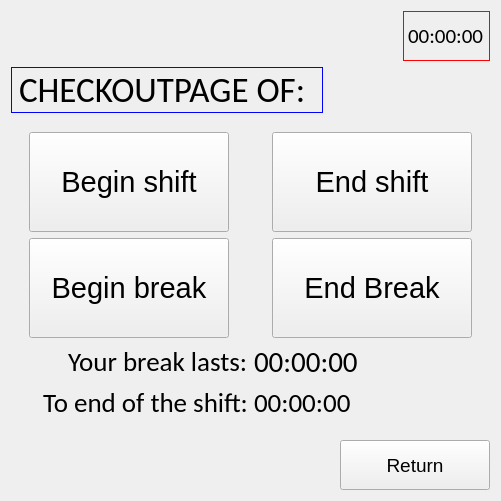
Before: the Qt Designer form CheckOutScreen.ui in JustKoshi/QTCinemaProject, drawn with Qt 5.
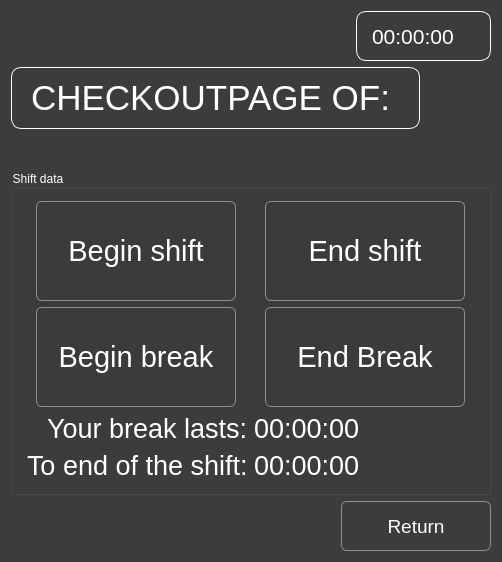
After: the same form once the commit is applied.

```diff
--- a/CheckOutScreen.ui
+++ b/CheckOutScreen.ui
@@ -6,14 +6,25 @@
    <rect>
     <x>0</x>
     <y>0</y>
-    <width>501</width>
-    <height>501</height>
+    <width>502</width>
+    <height>562</height>
    </rect>
   </property>
+  <property name="minimumSize">
+   <size>
+    <width>500</width>
+    <height>550</height>
+   </size>
+  </property>
   <property name="windowTitle">
    <string>CheckOutScreen</string>
   </property>
   <widget class="QWidget" name="centralWidget">
+   <property name="styleSheet">
+    <string notr="true">QWidget{
+background-color: rgb(60,60,60);
+}</string>
+   </property>
    <layout class="QVBoxLayout" name="verticalLayout_2">
     <item>
      <layout class="QVBoxLayout" name="verticalLayout" stretch="0,0,0,0,0,0">
@@ -27,26 +38,29 @@
         </property>
         <property name="minimumSize">
          <size>
-          <width>60</width>
+          <width>135</width>
           <height>50</height>
          </size>
         </property>
         <property name="maximumSize">
          <size>
-          <width>105</width>
+          <width>135</width>
           <height>50</height>
          </size>
         </property>
         <property name="font">
          <font>
-          <family>Calibri</family>
+          <family>Arial</family>
           <pointsize>16</pointsize>
           <bold>false</bold>
          </font>
         </property>
         <property name="styleSheet">
          <string notr="true">QLabel{
-border: 1px solid rgb(255, 0, 0);
+border: 1px solid rgb(255,255,255);
+color: white;
+ border-radius: 10px;
+  padding: 10px;
 }</string>
         </property>
         <property name="text">
@@ -58,18 +72,24 @@
        <widget class="QLabel" name="label_name">
         <property name="font">
          <font>
-          <family>Calibri</family>
+          <family>Arial</family>
           <pointsize>26</pointsize>
          </font>
         </property>
         <property name="styleSheet">
          <string notr="true">QLabel{
-border: 1px solid blue;
+border: 1px solid rgb(255,255,255);
+color: white;
+ border-radius: 10px;
+  padding: 10px;
 }</string>
         </property>
         <property name="text">
          <string>CHECKOUTPAGE OF: </string>
         </property>
+        <property name="wordWrap">
+         <bool>true</bool>
+        </property>
        </widget>
       </item>
       <item>
@@ -89,7 +109,31 @@
        </spacer>
       </item>
       <item>
-       <layout class="QGridLayout" name="gridLayout" rowminimumheight="0,0,0,0" columnminimumwidth="0,0">
+       <spacer name="verticalSpacer_2">
+        <property name="orientation">
+         <enum>Qt::Vertical</enum>
+        </property>
+        <property name="sizeHint" stdset="0">
+         <size>
+          <width>20</width>
+          <height>40</height>
+         </size>
+        </property>
+       </spacer>
+      </item>
+      <item>
+       <widget class="QGroupBox" name="groupBox">
+        <property name="styleSheet">
+         <string notr="true">QGroupBox{
+color: white;
+}</string>
+        </property>
+        <property name="title">
+         <string>Shift data</string>
+        </property>
+        <layout class="QHBoxLayout" name="horizontalLayout">
+         <item>
+          <layout class="QGridLayout" name="gridLayout">
         <item row="1" column="1" alignment="Qt::AlignHCenter">
          <widget class="QPushButton" name="pushButton_break_end">
           <property name="minimumSize">
@@ -106,47 +150,47 @@
           </property>
           <property name="font">
            <font>
+               <family>Arial</family>
             <pointsize>22</pointsize>
            </font>
           </property>
+             <property name="styleSheet">
+              <string notr="true">QPushButton {
+    background-color: none;
+    border: 1px solid #8f8f91;
+    border-radius: 6px;
+    padding: 6px;
+	color: white;
+}
+
+QPushButton:hover {
+    background-color: #b8b8b8;
+}
+
+QPushButton:pressed {
+    background-color: #d0d0d0;
+}</string>
+             </property>
           <property name="text">
            <string>End Break</string>
           </property>
          </widget>
         </item>
-        <item row="0" column="1" alignment="Qt::AlignHCenter">
-         <widget class="QPushButton" name="pushButton_shift_end">
-          <property name="minimumSize">
-           <size>
-            <width>200</width>
-            <height>100</height>
-           </size>
-          </property>
+           <item row="3" column="0" alignment="Qt::AlignRight">
+            <widget class="QLabel" name="label_2">
           <property name="font">
            <font>
-            <pointsize>22</pointsize>
-           </font>
-          </property>
-          <property name="text">
-           <string>End shift</string>
-          </property>
-         </widget>
-        </item>
-        <item row="1" column="0" alignment="Qt::AlignHCenter">
-         <widget class="QPushButton" name="pushButton_break_start">
-          <property name="minimumSize">
-           <size>
-            <width>200</width>
-            <height>100</height>
-           </size>
-          </property>
-          <property name="font">
-           <font>
-            <pointsize>22</pointsize>
-           </font>
-          </property>
+               <family>Arial</family>
+               <pointsize>20</pointsize>
+              </font>
+             </property>
+             <property name="styleSheet">
+              <string notr="true">QLabel{
+color: white;
+}</string>
+             </property>
           <property name="text">
-           <string>Begin break</string>
+              <string>To end of the shift:</string>
           </property>
          </widget>
         </item>
@@ -160,50 +204,137 @@
           </property>
           <property name="font">
            <font>
+               <family>Arial</family>
             <pointsize>22</pointsize>
            </font>
           </property>
+             <property name="styleSheet">
+              <string notr="true">QPushButton {
+    background-color: none;
+    border: 1px solid #8f8f91;
+    border-radius: 6px;
+    padding: 6px;
+	color: white;
+}
+
+QPushButton:hover {
+    background-color: #b8b8b8;
+}
+
+QPushButton:pressed {
+    background-color: #d0d0d0;
+}</string>
+             </property>
           <property name="text">
            <string>Begin shift</string>
           </property>
          </widget>
         </item>
-        <item row="2" column="1">
-         <widget class="QLabel" name="label_break_time">
-          <property name="font">
-           <font>
-            <family>Calibri</family>
-            <pointsize>22</pointsize>
-           </font>
-          </property>
-          <property name="text">
-           <string>00:00:00</string>
-          </property>
-         </widget>
-        </item>
         <item row="2" column="0" alignment="Qt::AlignRight">
          <widget class="QLabel" name="label">
           <property name="font">
            <font>
-            <family>Calibri</family>
+               <family>Arial</family>
             <pointsize>20</pointsize>
            </font>
           </property>
+             <property name="styleSheet">
+              <string notr="true">QLabel{
+color: white;
+}</string>
+             </property>
           <property name="text">
            <string>Your break lasts:</string>
           </property>
          </widget>
         </item>
-        <item row="3" column="0" alignment="Qt::AlignRight">
-         <widget class="QLabel" name="label_2">
+           <item row="0" column="1" alignment="Qt::AlignHCenter">
+            <widget class="QPushButton" name="pushButton_shift_end">
+             <property name="minimumSize">
+              <size>
+               <width>200</width>
+               <height>100</height>
+              </size>
+             </property>
           <property name="font">
            <font>
-            <family>Calibri</family>
+               <family>Arial</family>
+               <pointsize>22</pointsize>
+              </font>
+             </property>
+             <property name="styleSheet">
+              <string notr="true">QPushButton {
+    background-color: none;
+    border: 1px solid #8f8f91;
+    border-radius: 6px;
+    padding: 6px;
+	color: white;
+}
+
+QPushButton:hover {
+    background-color: #b8b8b8;
+}
+
+QPushButton:pressed {
+    background-color: #d0d0d0;
+}</string>
+             </property>
+             <property name="text">
+              <string>End shift</string>
+             </property>
+            </widget>
+           </item>
+           <item row="2" column="1">
+            <widget class="QLabel" name="label_break_time">
+             <property name="font">
+              <font>
+               <family>Arial</family>
             <pointsize>20</pointsize>
            </font>
           </property>
+             <property name="styleSheet">
+              <string notr="true">QLabel{
+color: white;
+}</string>
+             </property>
           <property name="text">
-           <string>To end of the shift:</string>
+              <string>00:00:00</string>
+             </property>
+            </widget>
+           </item>
+           <item row="1" column="0" alignment="Qt::AlignHCenter">
+            <widget class="QPushButton" name="pushButton_break_start">
+             <property name="minimumSize">
+              <size>
+               <width>200</width>
+               <height>100</height>
+              </size>
+             </property>
+             <property name="font">
+              <font>
+               <family>Arial</family>
+               <pointsize>22</pointsize>
+              </font>
+             </property>
+             <property name="styleSheet">
+              <string notr="true">QPushButton {
+    background-color: none;
+    border: 1px solid #8f8f91;
+    border-radius: 6px;
+    padding: 6px;
+	color: white;
+}
+
+QPushButton:hover {
+    background-color: #b8b8b8;
+}
+
+QPushButton:pressed {
+    background-color: #d0d0d0;
+}</string>
+             </property>
+             <property name="text">
+              <string>Begin break</string>
           </property>
          </widget>
         </item>
@@ -211,10 +342,15 @@
          <widget class="QLabel" name="label_shift_time">
           <property name="font">
            <font>
-            <family>Calibri</family>
+               <family>Arial</family>
             <pointsize>20</pointsize>
            </font>
           </property>
+             <property name="styleSheet">
+              <string notr="true">QLabel{
+color: white;
+}</string>
+             </property>
           <property name="text">
            <string>00:00:00</string>
           </property>
@@ -222,18 +358,8 @@
         </item>
        </layout>
       </item>
-      <item>
-       <spacer name="verticalSpacer_2">
-        <property name="orientation">
-         <enum>Qt::Vertical</enum>
-        </property>
-        <property name="sizeHint" stdset="0">
-         <size>
-          <width>20</width>
-          <height>40</height>
-         </size>
-        </property>
-       </spacer>
+        </layout>
+       </widget>
       </item>
       <item alignment="Qt::AlignRight">
        <widget class="QPushButton" name="pushButton_return">
@@ -248,6 +374,23 @@
           <pointsize>14</pointsize>
          </font>
         </property>
+        <property name="styleSheet">
+         <string notr="true">QPushButton {
+    background-color: none;
+    border: 1px solid #8f8f91;
+    border-radius: 6px;
+    padding: 6px;
+	color: white;
+}
+
+QPushButton:hover {
+    background-color: #b8b8b8;
+}
+
+QPushButton:pressed {
+    background-color: #d0d0d0;
+}</string>
+        </property>
         <property name="text">
          <string>Return</string>
         </property>
```
Lines whose indentation alone changed are shown as unchanged.
